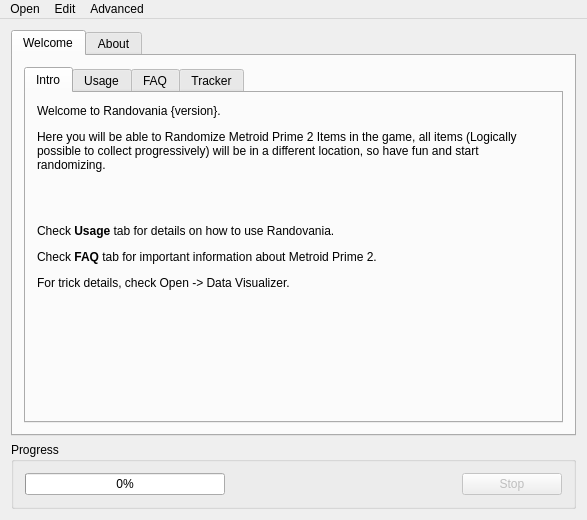
Qt form randovania/gui/mainwindow.ui (randovania/randovania) before a commit.
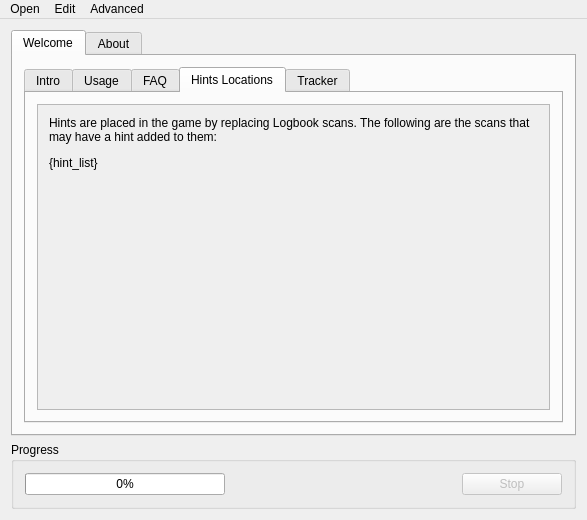
The same form after that commit. Icons and pictures are not drawn.

Commit message: Add a list of all hints

```diff
--- a/randovania/gui/mainwindow.ui
+++ b/randovania/gui/mainwindow.ui
@@ -40,7 +40,7 @@
         <item row="0" column="0">
          <widget class="QTabWidget" name="welcome_tab_widget">
           <property name="currentIndex">
-           <number>0</number>
+           <number>3</number>
           </property>
           <widget class="QWidget" name="tab_intro">
            <attribute name="title">
@@ -145,6 +145,48 @@
             </item>
            </layout>
           </widget>
+          <widget class="QWidget" name="hint_tab">
+           <attribute name="title">
+            <string>Hints Locations</string>
+           </attribute>
+           <layout class="QVBoxLayout" name="verticalLayout_7">
+            <item>
+             <widget class="QScrollArea" name="hint_scroll_area">
+              <property name="widgetResizable">
+               <bool>true</bool>
+              </property>
+              <property name="alignment">
+               <set>Qt::AlignLeading|Qt::AlignLeft|Qt::AlignTop</set>
+              </property>
+              <widget class="QWidget" name="hint_scroll_contents">
+               <property name="geometry">
+                <rect>
+                 <x>0</x>
+                 <y>0</y>
+                 <width>519</width>
+                 <height>307</height>
+                </rect>
+               </property>
+               <layout class="QVBoxLayout" name="verticalLayout_8">
+                <item>
+                 <widget class="QLabel" name="hint_label">
+                  <property name="text">
+                   <string>&lt;html&gt;&lt;head/&gt;&lt;body&gt;&lt;p&gt;Hints are placed in the game by replacing Logbook scans. The following are the scans that may have a hint added to them:&lt;/p&gt;{hint_list}&lt;/body&gt;&lt;/html&gt;</string>
+                  </property>
+                  <property name="alignment">
+                   <set>Qt::AlignLeading|Qt::AlignLeft|Qt::AlignTop</set>
+                  </property>
+                  <property name="wordWrap">
+                   <bool>true</bool>
+                  </property>
+                 </widget>
+                </item>
+               </layout>
+              </widget>
+             </widget>
+            </item>
+           </layout>
+          </widget>
           <widget class="QWidget" name="tab_tracker">
            <attribute name="title">
             <string>Tracker</string>
```
Left out of the diff: 4 changed lines with no effect on the pictures. The commit also changes 2 other files.
